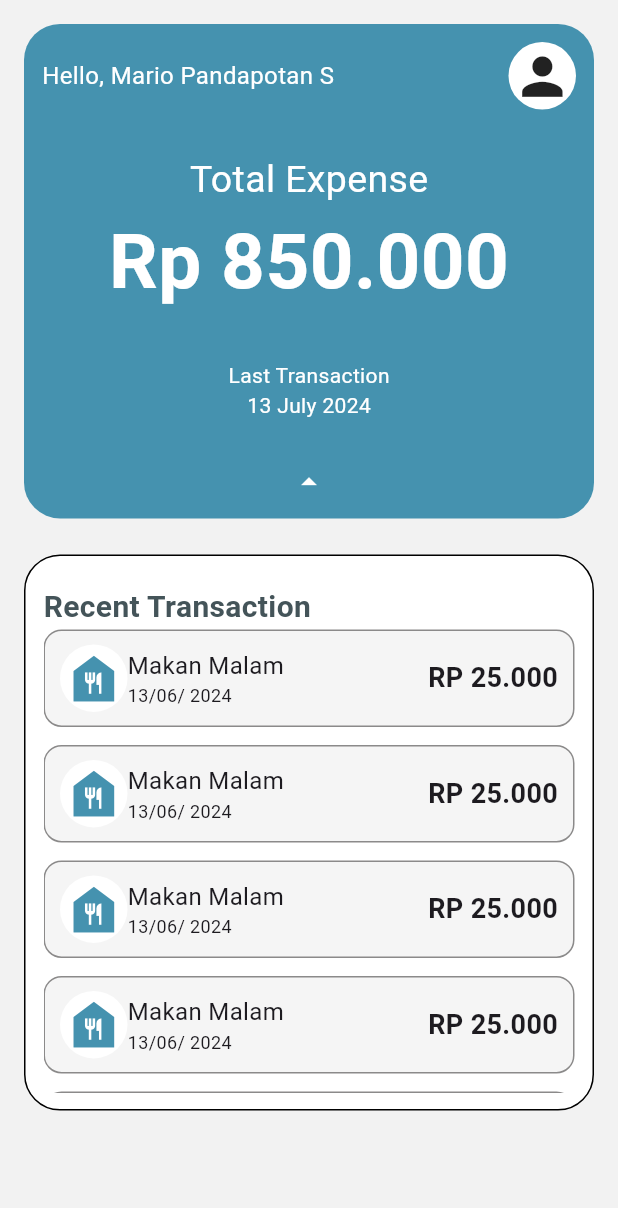
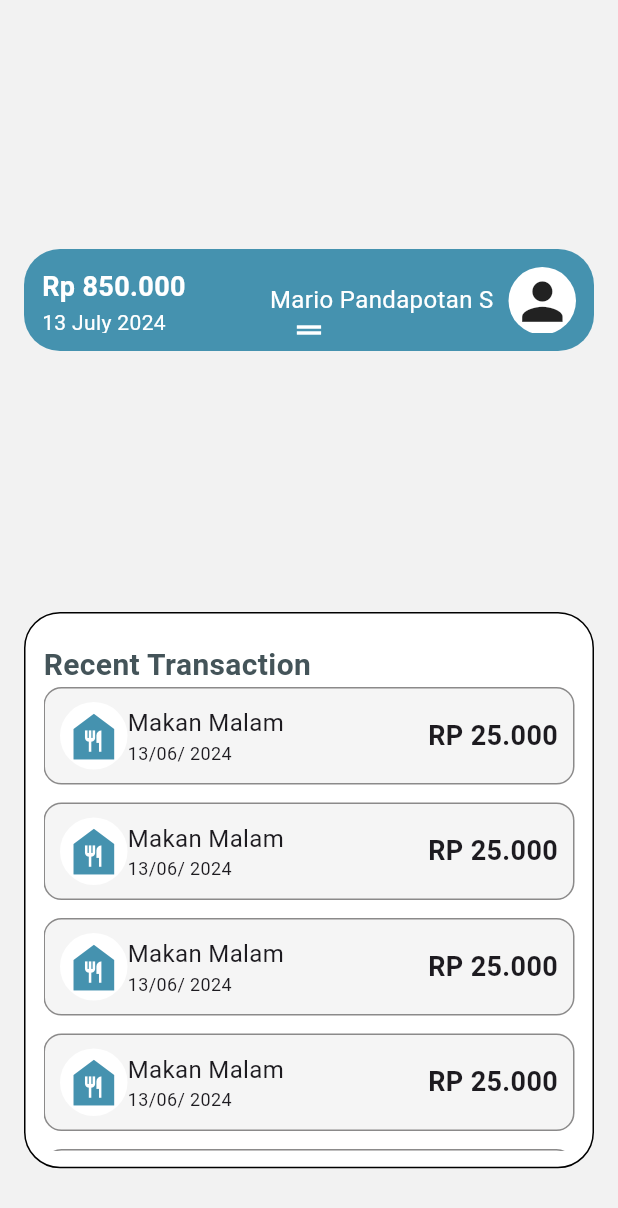
Before and after one commit to mariopandapotansimarmata/your_money, a Flutter app: the screen it shows after launch, on a phone screen of 412 x 824 dp. Shown: the top 1208 px of the screen. Run offline on Flutter 3.47's test engine with Material 3 defaults, Android fonts, the phone set to English and light mode, and no system bars.

Commit message:
add some collapse feature in expense card

```diff
--- a/lib/views/home_views/home.dart
+++ b/lib/views/home_views/home.dart
@@ -1,4 +1,5 @@
 import 'package:flutter/material.dart';
+
 import 'package:your_money_flutter/views/home_views/home_widgets/expense_card.dart';
 import 'package:your_money_flutter/views/home_views/home_widgets/transaction_list.dart';
 
@@ -11,10 +12,78 @@ class Home extends StatelessWidget {
   Widget build(BuildContext context) {
     return Scaffold(
       backgroundColor: MaterialProperties.backgroundColor,
-      body: const SafeArea(
+      body: SafeArea(
           child: Column(
-        children: [ExpenseCard(), TransactionList()],
+        children: [
+          Container(
+            height: 400,
+            child: ResizableContainer(),
+          ),
+          TransactionList()
+        ],
       )),
     );
   }
 }
+
+class ResizableContainer extends StatefulWidget {
+  const ResizableContainer({super.key});
+
+  @override
+  State<ResizableContainer> createState() => _ResizableContainerState();
+}
+
+class _ResizableContainerState extends State<ResizableContainer> {
+  double _containerHeight = 100.0; // Initial height of the container
+
+  @override
+  Widget build(BuildContext context) {
+    return Column(
+      children: [
+        Expanded(
+          child: Center(
+            child: Container(
+              width: MediaQuery.of(context).size.width,
+              height: _containerHeight,
+              color: Colors.transparent,
+              child: Stack(
+                children: [
+                  Positioned(
+                      child: ExpenseCard(
+                    parentScrollerHeight: _containerHeight,
+                  )),
+                  Positioned(
+                    bottom: 10,
+                    child: GestureDetector(
+                      behavior: HitTestBehavior.translucent,
+                      onVerticalDragUpdate: (DragUpdateDetails details) {
+                        setState(() {
+                          _containerHeight += details.delta.dy;
+                          if (_containerHeight > 400) {
+                            _containerHeight = 400;
+                          }
+                          if (_containerHeight < 100) {
+                            _containerHeight = 100;
+                          }
+                        });
+                      },
+                      child: Container(
+                        width: MediaQuery.of(context).size.width,
+                        height: 40.0,
+                        color: Colors.red.withOpacity(0),
+                        child: const Center(
+                          child:
+                              Icon(Icons.drag_handle, color: Color(0xffFFFFFF)),
+                        ),
+                      ),
+                    ),
+                  ),
+                ],
+              ),
+            ),
+          ),
+        ),
+      ],
+    );
+  }
+}
--- a/lib/views/home_views/home_widgets/expense_card.dart
+++ b/lib/views/home_views/home_widgets/expense_card.dart
@@ -2,13 +2,20 @@ import 'package:flutter/material.dart';
 import 'package:your_money_flutter/views/assets/material_properties.dart';
 import 'package:your_money_flutter/views/assets/profile_icon.dart';
 
-class ExpenseCard extends StatelessWidget {
-  const ExpenseCard({super.key});
+class ExpenseCard extends StatefulWidget {
+  const ExpenseCard({super.key, required this.parentScrollerHeight});
+  final double parentScrollerHeight;
 
+  @override
+  State<ExpenseCard> createState() => _ExpenseCardState();
+}
+
+class _ExpenseCardState extends State<ExpenseCard> {
   @override
   Widget build(BuildContext context) {
     final double screenHeight = MediaQuery.of(context).size.height;
     final double screenWidth = MediaQuery.of(context).size.width;
+    final double ratio = widget.parentScrollerHeight / 400;
 
     return Container(
         margin: const EdgeInsets.symmetric(horizontal: 16, vertical: 16),
@@ -19,52 +26,92 @@ class ExpenseCard extends StatelessWidget {
             // border: Border.all(color: Colors.black),
             color: MaterialProperties.primaryBlueColor,
             borderRadius: BorderRadius.circular(24)),
-        child: Column(
-          mainAxisAlignment: MainAxisAlignment.spaceBetween,
+        child: Stack(
+          // mainAxisAlignment: MainAxisAlignment.spaceBetween, (ratio - 0.25) / (1 - 0.25) * 100
           children: [
-            Row(
-              mainAxisAlignment: MainAxisAlignment.spaceBetween,
-              children: [
-                Text(
-                  "Hello, Mario Pandapotan S",
+            Positioned(
+              top: 10,
+              // right: (ratio - 0.25) / (0.25) * 100,
+              child: Text(
+                "Hello, ",
+                style: TextStyle(
+                  fontSize: 16,
+                  color: MaterialProperties.whiteTextColor
+                      .withOpacity(((ratio - 0.25) / (1 - 0.25))),
+                ),
+              ),
+            ),
+            Positioned(
+              top: 10,
+              right: 55 + (ratio - 0.25) / (0.25) * 35,
+              child: Text(
+                "Mario Pandapotan S",
                 style: TextStyle(
                     fontSize: 16, color: MaterialProperties.whiteTextColor),
               ),
-                const ProfileIcon()
-              ],
             ),
-            Column(
-              children: [
-                Text(
-                  "Total Expense",
+            const Positioned(right: 0, child: ProfileIcon()),
+            // Text("$screenWidth"),
+
+            Positioned(
+              left: (ratio) * 25,
+              top: ratio * (screenHeight * 0.12),
+              child: Container(
+                width: (screenWidth - 105),
+                // decoration:
+                //     BoxDecoration(border: Border.all(color: Colors.black)),
+                child: Center(
+                  child: Text(
+                    "Total Expanse",
                     style: TextStyle(
-                      fontSize: 25, color: MaterialProperties.whiteTextColor),
+                        fontSize: 16 + (11 * ratio),
+                        color: MaterialProperties.whiteTextColor
+                            .withOpacity((((ratio - 0.25) / (1 - 0.25))))),
                   ),
-                Text(
+                ),
+              ),
+            ),
+            Positioned.fill(
+              left: (ratio - 0.25) / (0.25) * 8,
+              top: (ratio - 0.25) / (0.25) * 50,
+              child: Container(
+                // decoration:
+                //     BoxDecoration(border: Border.all(color: Colors.black)),
+                // width: 145,
+                child: Text(
                   "Rp 850.000",
                   style: TextStyle(
-                      fontSize: 51,
+                    fontSize: 4 + (56 * ratio),
+                    color: MaterialProperties.whiteTextColor,
                     fontWeight: FontWeight.bold,
-                      color: MaterialProperties.whiteTextColor),
                   ),
-              ],
                 ),
-            Column(
-              children: [
-                Text(
+              ),
+            ),
+            Positioned(
+              left: (ratio - 0.25) / (0.25) * 40,
+              top: screenWidth - 135,
+              child: Text(
                 "Last Transaction",
                 style: TextStyle(color: MaterialProperties.whiteTextColor),
               ),
+            ),
+            Positioned(
+              left: (ratio - 0.25) / (0.25) * 45,
+              top: 7 + (20 + (ratio - 0.25) / (0.25) * 90),
+              child: Column(
+                children: [
                   Text(
                     "13 July 2024",
                     style: TextStyle(color: MaterialProperties.whiteTextColor),
                   ),
                 ],
               ),
-            Icon(
-              Icons.arrow_drop_up,
-              color: MaterialProperties.whiteTextColor,
-            )
+            ),
+            // Icon(
+            //   Icons.arrow_drop_up,
+            //   color: MaterialProperties.whiteTextColor,
+            // )
           ],
         ));
   }
```
Lines whose indentation alone changed are shown as unchanged.
